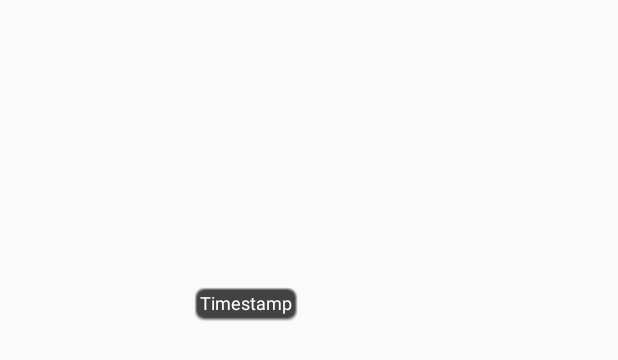
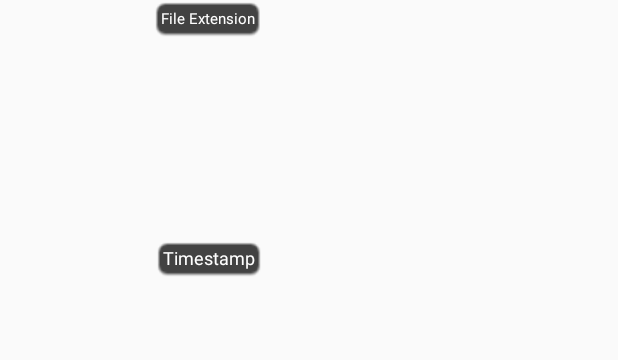
Before and after one commit to LadyWhaleton/Fistbump, an Android app: the layout gridview_media_info.xml on its own in the app's theme, with its tools: preview values and no code run, on a phone screen of 412 x 824 dp. Shown: the top 360 px of the screen. Run offline under Robolectric (Android 15) with nearby library versions, the light colour scheme and no system bars.

Commit message:
Fixed crashing bug with unknown file ext (I hope)
- Also added a bubble displaying the file extension

```diff
--- a/app/src/main/res/layout/gridview_media_info.xml
+++ b/app/src/main/res/layout/gridview_media_info.xml
@@ -1,13 +1,14 @@
 <?xml version="1.0" encoding="utf-8"?>
 <RelativeLayout xmlns:android="http://schemas.android.com/apk/res/android"
-    android:orientation="vertical" android:layout_width="match_parent"
-    android:layout_height="match_parent">
+    android:orientation="vertical"
+    android:layout_width="wrap_content"
+    android:layout_height="wrap_content">
 
     <!-- This xml file represents a single item in the Media Gallery. -->
 
     <ImageView
-        android:layout_width="200dp"
-        android:layout_height="200dp"
+        android:layout_width="175dp"
+        android:layout_height="175dp"
         android:id="@+id/gallery_item"
         android:adjustViewBounds="true"
         android:scaleType="centerCrop"
@@ -20,7 +21,7 @@
         android:layout_height="40dp"
         android:layout_alignParentStart="true"
         android:layout_marginLeft="2dp"
-        android:layout_marginTop="180dp" />
+        android:layout_marginTop="145dp" />
 
     <TextView
         android:layout_width="wrap_content"
@@ -35,6 +36,22 @@
         android:textColor="#FFFF"
         android:gravity="left"
         android:layout_alignEnd="@+id/gallery_item"
-        android:layout_marginTop="190dp" />
+        android:layout_marginTop="160dp"
+        android:layout_gravity="fill"/>
+
+    <TextView
+        android:layout_width="wrap_content"
+        android:layout_height="wrap_content"
+        android:textAppearance="?android:attr/textAppearanceSmall"
+        android:textSize="10dp"
+        android:text="File Extension"
+        android:id="@+id/gallery_item_fileExt"
+        android:paddingLeft="5dp"
+        android:paddingRight="5dp"
+        android:background="@drawable/gbutton"
+        android:textColor="#FFFF"
+        android:layout_alignParentTop="true"
+        android:layout_alignEnd="@+id/gallery_item_timestamp"
+        android:gravity="center_vertical|center_horizontal" />
 
 </RelativeLayout>
```
Also changed, not shown: app/src/main/java/fistbumpstudios/fistbump/Media.java (+20 -3 lines), app/src/main/java/fistbumpstudios/fistbump/MediaGalleryTab.java (+13 -32 lines).
